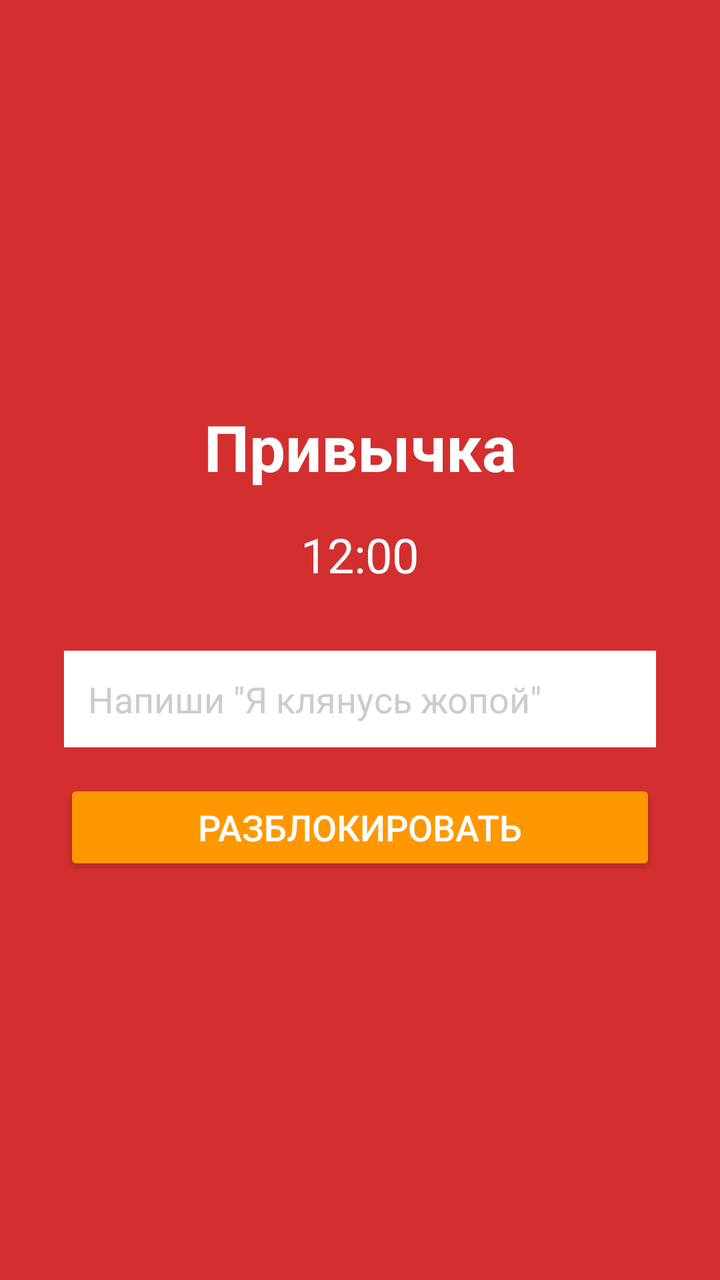
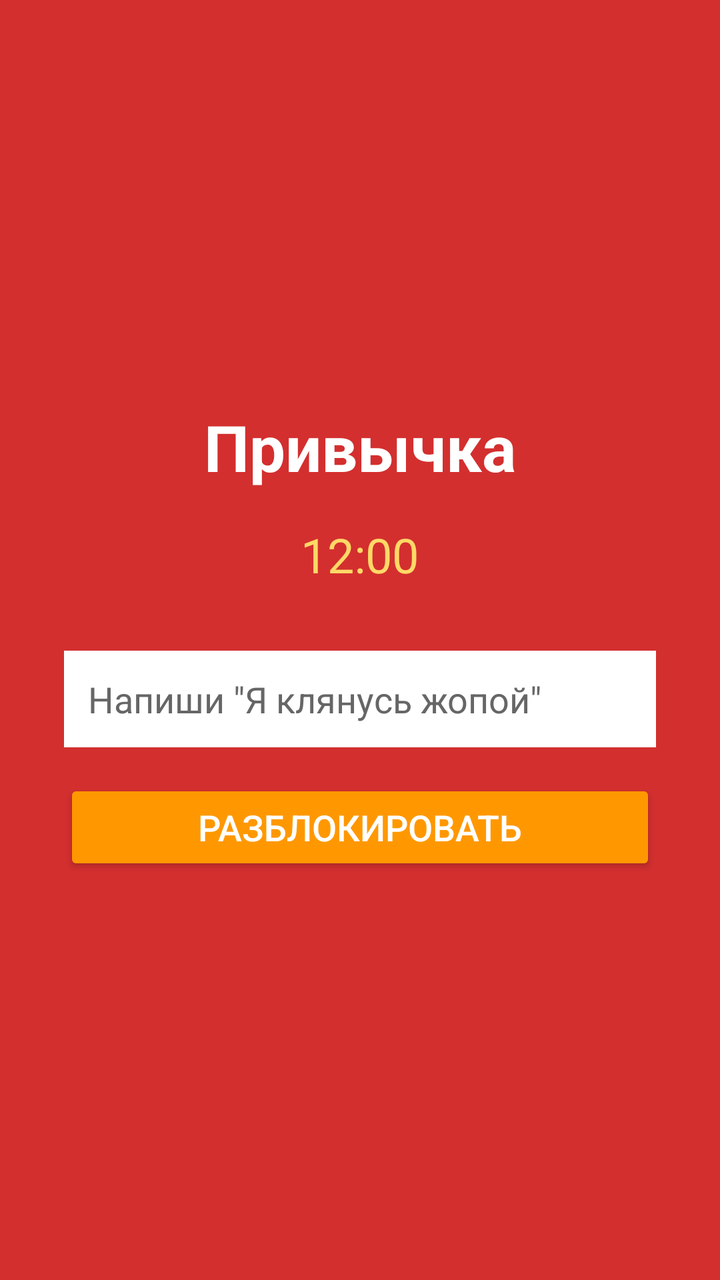

The first picture is an Android layout as it rendered before a commit; the second is the same layout after the commit. The layout source and the unified diff follow.
<!-- AndroidManifest.xml: application theme Theme.AppCompat.NoActionBar -->
<!-- res/layout/lock_screen.xml -->
<?xml version="1.0" encoding="utf-8"?>
<LinearLayout xmlns:android="http://schemas.android.com/apk/res/android"
    android:layout_width="match_parent"
    android:layout_height="match_parent"
    android:orientation="vertical"
    android:gravity="center"
    android:background="#D32F2F"
    android:padding="32dp">

    <TextView
        android:id="@+id/tvHabitName"
        android:layout_width="wrap_content"
        android:layout_height="wrap_content"
        android:text="Привычка"
        android:textSize="32sp"
        android:textColor="@android:color/white"
        android:textStyle="bold"/>

    <TextView
        android:id="@+id/tvTime"
        android:layout_width="wrap_content"
        android:layout_height="wrap_content"
        android:text="12:00"
        android:textSize="24sp"
        android:textColor="@android:color/white"
        android:layout_marginTop="16dp"
        android:layout_marginBottom="32dp"/>

    <EditText
        android:id="@+id/etConfirm"
        android:layout_width="match_parent"
        android:layout_height="wrap_content"
        android:hint='Напиши "Я клянусь жопой"'
        android:textColorHint="#CCCCCC"
        android:textColor="@android:color/white"
        android:background="@android:color/white"
        android:padding="12dp"
        android:layout_marginBottom="16dp"/>

    <Button
        android:id="@+id/btnUnlock"
        android:layout_width="match_parent"
        android:layout_height="wrap_content"
        android:text="РАЗБЛОКИРОВАТЬ"
        android:textSize="18sp"
        android:backgroundTint="#FF9800"/>

</LinearLayout>
<!-- resources referenced by this layout -->
<resources>

</resources>

<!-- the commit's change to res/layout/lock_screen.xml (unified diff, before → after) -->
@@ -13,7 +13,7 @@
         android:layout_height="wrap_content"
         android:text="Привычка"
         android:textSize="32sp"
-        android:textColor="@android:color/white"
+        android:textColor="#FFFFFF"
         android:textStyle="bold"/>
 
     <TextView
@@ -22,7 +22,7 @@
         android:layout_height="wrap_content"
         android:text="12:00"
         android:textSize="24sp"
-        android:textColor="@android:color/white"
+        android:textColor="#FFD966"
         android:layout_marginTop="16dp"
         android:layout_marginBottom="32dp"/>
 
@@ -31,9 +31,9 @@
         android:layout_width="match_parent"
         android:layout_height="wrap_content"
         android:hint='Напиши "Я клянусь жопой"'
-        android:textColorHint="#CCCCCC"
-        android:textColor="@android:color/white"
-        android:background="@android:color/white"
+        android:textColor="#000000"
+        android:textColorHint="#666666"
+        android:background="#FFFFFF"
         android:padding="12dp"
         android:layout_marginBottom="16dp"/>
 
@@ -43,6 +43,7 @@
         android:layout_height="wrap_content"
         android:text="РАЗБЛОКИРОВАТЬ"
         android:textSize="18sp"
-        android:backgroundTint="#FF9800"/>
+        android:backgroundTint="#FF9800"
+        android:textColor="#FFFFFF"/>
 
 </LinearLayout>
